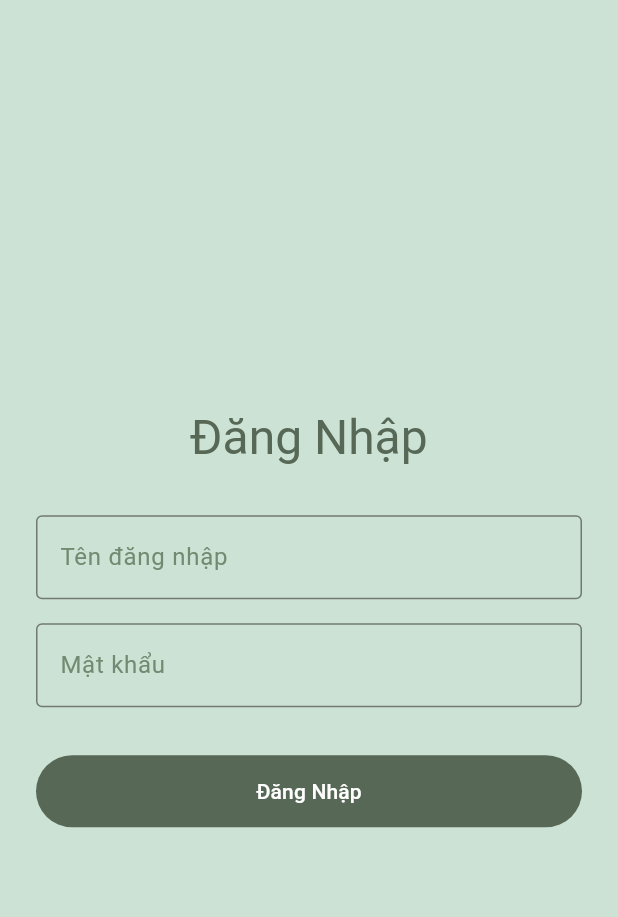
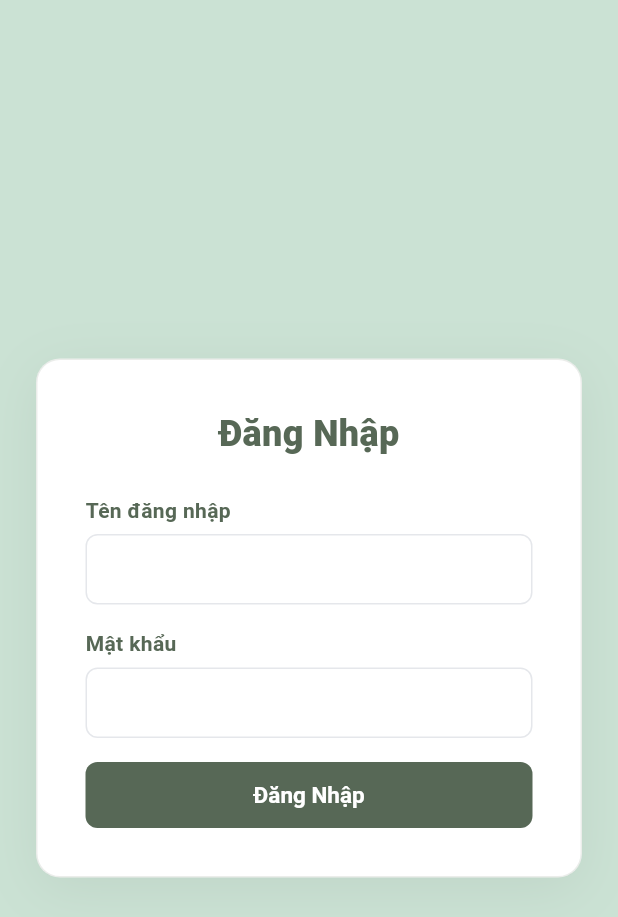
Before and after one commit to tandiep48/chinese_learning, a Flutter app: the screen it shows after launch, on a phone screen of 412 x 824 dp. Shown: the top 917 px of the screen. Run offline on Flutter 3.47's test engine with Material 3 defaults, Android fonts, the phone set to English and light mode, and no system bars; our stand-ins replace dio, flutter_riverpod, flutter_secure_storage, go_router; network calls fail.

Commit message:
refactor(auth): move login screen styling into login_styles
Co-Authored-By: Claude Opus 4.8 <noreply@anthropic.com>

```diff
--- a/lib/features/auth/screens/login_screen.dart
+++ b/lib/features/auth/screens/login_screen.dart
@@ -1,16 +1,16 @@
 /// Auth module — the login screen.
 ///
-/// Native Material sign-in form. On submit it calls [AuthNotifier.login];
-/// success flips auth status and the router redirect lands the user on home,
-/// failure is caught locally and shown inline (global auth state is untouched).
-/// Ported from the web login flow (`yi-chinese-manage` login page +
-/// `AuthProvider.login`).
+/// Web-matched sign-in card ported from `yi-chinese-manage/app/learner/login/page.tsx`
+/// (`AuthProvider.login`). On submit it calls [AuthNotifier.login]; success flips
+/// auth status and the router redirect lands the user on home, failure is caught
+/// locally and shown in the inline alert box.
 library;
 
 import 'package:flutter/material.dart';
 import 'package:flutter_riverpod/flutter_riverpod.dart';
 
 import '../../../core/api/api_exception.dart';
+import '../../../core/theme/app_theme.dart';
 import '../../../l10n/app_localizations.dart';
 import '../providers/auth_provider.dart';
 import '../styles/login_styles.dart';
@@ -65,15 +65,18 @@ class _LoginScreenState extends ConsumerState<LoginScreen> {
   @override
   Widget build(BuildContext context) {
     final l10n = AppLocalizations.of(context);
-    final theme = Theme.of(context);
 
     return Scaffold(
+      backgroundColor: BrandColors.background,
       body: SafeArea(
         child: Center(
           child: SingleChildScrollView(
             padding: LoginStyles.pagePadding,
             child: ConstrainedBox(
-              constraints: const BoxConstraints(maxWidth: LoginStyles.maxFormWidth),
+              constraints: const BoxConstraints(maxWidth: LoginStyles.maxCardWidth),
+              child: Container(
+                padding: LoginStyles.cardPadding,
+                decoration: LoginStyles.cardDecoration,
                 child: Form(
                   key: _formKey,
                   child: Column(
@@ -82,55 +85,68 @@ class _LoginScreenState extends ConsumerState<LoginScreen> {
                     children: [
                       Text(
                         l10n.loginTitle,
-                      style: theme.textTheme.displaySmall,
+                        style: LoginStyles.headingStyle,
                         textAlign: TextAlign.center,
                       ),
-                    LoginStyles.titleGap,
+                      LoginStyles.headingGap,
+                      Text(
+                        l10n.loginUsernameLabel,
+                        style: LoginStyles.labelStyle,
+                      ),
+                      LoginStyles.labelGap,
                       TextFormField(
                         controller: _usernameController,
+                        style: LoginStyles.inputTextStyle,
                         textInputAction: TextInputAction.next,
                         autofillHints: const [AutofillHints.username],
                         enabled: !_submitting,
-                      decoration: InputDecoration(
-                        labelText: l10n.loginUsernameLabel,
-                        border: const OutlineInputBorder(),
-                      ),
+                        decoration: LoginStyles.inputDecoration(),
                         validator: (v) =>
                             (v == null || v.trim().isEmpty) ? l10n.loginFieldRequired : null,
                       ),
                       LoginStyles.fieldGap,
+                      Text(
+                        l10n.loginPasswordLabel,
+                        style: LoginStyles.labelStyle,
+                      ),
+                      LoginStyles.labelGap,
                       TextFormField(
                         controller: _passwordController,
+                        style: LoginStyles.inputTextStyle,
                         obscureText: true,
                         textInputAction: TextInputAction.done,
                         autofillHints: const [AutofillHints.password],
                         enabled: !_submitting,
                         onFieldSubmitted: (_) => _submit(),
-                      decoration: InputDecoration(
-                        labelText: l10n.loginPasswordLabel,
-                        border: const OutlineInputBorder(),
-                      ),
+                        decoration: LoginStyles.inputDecoration(),
                         validator: (v) =>
                             (v == null || v.isEmpty) ? l10n.loginFieldRequired : null,
                       ),
                       if (_error != null) ...[
                         LoginStyles.fieldGap,
-                      Text(
+                        Container(
+                          padding: LoginStyles.errorBoxPadding,
+                          decoration: LoginStyles.errorBoxDecoration,
+                          child: Text(
                             _error!,
-                        style: theme.textTheme.bodyMedium
-                            ?.copyWith(color: theme.colorScheme.error),
+                            style: LoginStyles.errorTextStyle,
+                          ),
                         ),
                       ],
-                    LoginStyles.titleGap,
+                      LoginStyles.fieldGap,
                       SizedBox(
                         height: LoginStyles.submitHeight,
                         child: FilledButton(
+                          style: LoginStyles.submitButtonStyle,
                           onPressed: _submitting ? null : _submit,
                           child: _submitting
                               ? const SizedBox(
-                                height: 20,
-                                width: 20,
-                                child: CircularProgressIndicator(strokeWidth: 2),
+                                  height: LoginStyles.spinnerSize,
+                                  width: LoginStyles.spinnerSize,
+                                  child: CircularProgressIndicator(
+                                    strokeWidth: 2,
+                                    color: BrandColors.card,
+                                  ),
                                 )
                               : Text(l10n.loginSubmit),
                         ),
@@ -142,6 +158,7 @@ class _LoginScreenState extends ConsumerState<LoginScreen> {
             ),
           ),
         ),
+      ),
     );
   }
 }
--- a/lib/features/auth/styles/login_styles.dart
+++ b/lib/features/auth/styles/login_styles.dart
@@ -1,24 +1,125 @@
 /// Auth module — styles for the login screen (plan rules 2 & 4: style values
 /// only, no widgets, kept out of the screen file).
+///
+/// Ported from `yi-chinese-manage/app/learner/login/page.tsx`.
 library;
 
 import 'package:flutter/material.dart';
 
+import '../../../core/theme/app_theme.dart';
+
 class LoginStyles {
   const LoginStyles._();
 
-  /// Outer page padding around the centered form.
-  static const EdgeInsets pagePadding = EdgeInsets.symmetric(horizontal: 24);
+  /// Outer page padding (`p-6` = 24px).
+  static const EdgeInsets pagePadding = EdgeInsets.all(24);
 
-  /// Max width so the form stays readable on tablets/large screens (rule 4.3).
-  static const double maxFormWidth = 420;
+  /// Max card width (`max-w-sm` = 384px).
+  static const double maxCardWidth = 384;
 
-  /// Gap between stacked form elements.
+  /// Inner card padding (`p-8` = 32px).
+  static const EdgeInsets cardPadding = EdgeInsets.all(32);
+
+  /// White login card (`rounded-2xl border border-black/5 bg-white shadow-[0_8px_32px_rgba(0,0,0,0.06)]`).
+  static final BoxDecoration cardDecoration = BoxDecoration(
+    color: BrandColors.card,
+    borderRadius: BorderRadius.circular(16),
+    border: Border.all(color: BrandColors.learnerBorder),
+    boxShadow: const [
+      BoxShadow(
+        color: Color(0x0F000000),
+        blurRadius: 32,
+        offset: Offset(0, 8),
+      ),
+    ],
+  );
+
+  /// Heading (`text-2xl font-extrabold text-[var(--learner-text)]`).
+  static const TextStyle headingStyle = TextStyle(
+    fontSize: 24,
+    fontWeight: FontWeight.w800,
+    color: BrandColors.bodyText,
+  );
+
+  /// Field label (`text-sm font-semibold text-[var(--learner-text)]`).
+  static const TextStyle labelStyle = TextStyle(
+    fontSize: 14,
+    fontWeight: FontWeight.w600,
+    color: BrandColors.bodyText,
+  );
+
+  /// Input text (`text-[15px] text-[var(--learner-text)]`).
+  static const TextStyle inputTextStyle = TextStyle(
+    fontSize: 15,
+    color: BrandColors.bodyText,
+  );
+
+  /// Input decoration (`rounded-lg border border-black/10 bg-white px-3 py-2.5`).
+  static InputDecoration inputDecoration() {
+    final borderRadius = BorderRadius.circular(8);
+    return InputDecoration(
+      filled: true,
+      fillColor: BrandColors.card,
+      isDense: true,
+      contentPadding: const EdgeInsets.symmetric(horizontal: 12, vertical: 12),
+      enabledBorder: OutlineInputBorder(
+        borderRadius: borderRadius,
+        borderSide: const BorderSide(color: BrandColors.neutralBorder),
+      ),
+      focusedBorder: OutlineInputBorder(
+        borderRadius: borderRadius,
+        borderSide: const BorderSide(color: BrandColors.primary, width: 1.5),
+      ),
+      errorBorder: OutlineInputBorder(
+        borderRadius: borderRadius,
+        borderSide: const BorderSide(color: BrandColors.danger),
+      ),
+      focusedErrorBorder: OutlineInputBorder(
+        borderRadius: borderRadius,
+        borderSide: const BorderSide(color: BrandColors.danger, width: 1.5),
+      ),
+      disabledBorder: OutlineInputBorder(
+        borderRadius: borderRadius,
+        borderSide: const BorderSide(color: BrandColors.neutralBorder),
+      ),
+    );
+  }
+
+  /// Inline error box (`rounded-lg border border-red-200 bg-red-50 px-3 py-2`).
+  static final BoxDecoration errorBoxDecoration = BoxDecoration(
+    color: BrandColors.dangerSurface,
+    borderRadius: BorderRadius.circular(8),
+    border: Border.all(color: BrandColors.dangerBorder),
+  );
+
+  static const EdgeInsets errorBoxPadding = EdgeInsets.symmetric(
+    horizontal: 12,
+    vertical: 8,
+  );
+
+  static const TextStyle errorTextStyle = TextStyle(
+    fontSize: 14,
+    color: BrandColors.dangerText,
+  );
+
+  /// Spacing constants (`mb-6`, `space-y-4`, `mb-1.5`).
+  static const SizedBox headingGap = SizedBox(height: 24);
   static const SizedBox fieldGap = SizedBox(height: 16);
+  static const SizedBox labelGap = SizedBox(height: 6);
 
-  /// Gap below the title block.
-  static const SizedBox titleGap = SizedBox(height: 32);
+  /// Submit button style (`Button variant="primary" size="md"`).
+  static const double submitHeight = 44;
+  static const double spinnerSize = 20;
 
-  /// Fixed submit-button height for a comfortable tap target.
-  static const double submitHeight = 48;
+  static final ButtonStyle submitButtonStyle = FilledButton.styleFrom(
+    backgroundColor: BrandColors.primary,
+    foregroundColor: BrandColors.card,
+    shape: RoundedRectangleBorder(
+      borderRadius: BorderRadius.circular(8),
+    ),
+    textStyle: const TextStyle(
+      fontSize: 15,
+      fontWeight: FontWeight.w700,
+    ),
+  );
 }
```
Lines whose indentation alone changed are shown as unchanged.
